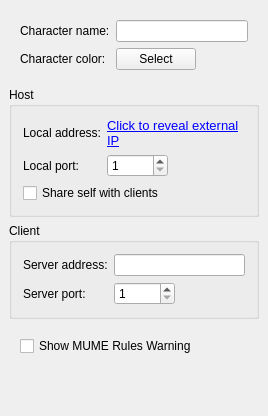
Before: the Qt Designer form src/preferences/groupmanagerpage.ui in MUME/MMapper, drawn with Qt 5.
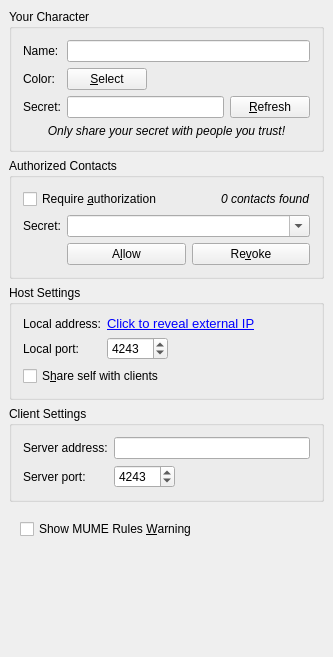
After: the same form once the commit is applied.

Commit message: Group Manager now supports encryption and authorization

The edit to the form file:
```diff
--- a/src/preferences/groupmanagerpage.ui
+++ b/src/preferences/groupmanagerpage.ui
@@ -2,17 +2,13 @@
 <ui version="4.0">
  <class>GroupManagerPage</class>
  <widget class="QWidget" name="GroupManagerPage">
-  <property name="sizePolicy">
-   <sizepolicy hsizetype="Preferred" vsizetype="Preferred">
-    <horstretch>0</horstretch>
-    <verstretch>0</verstretch>
-   </sizepolicy>
-  </property>
-  <property name="minimumSize">
-   <size>
-    <width>0</width>
-    <height>0</height>
-   </size>
+  <property name="geometry">
+   <rect>
+    <x>0</x>
+    <y>0</y>
+    <width>333</width>
+    <height>657</height>
+   </rect>
   </property>
   <property name="windowTitle">
    <string>GroupManager Settings</string>
@@ -34,33 +30,48 @@
     <number>9</number>
    </property>
    <item>
-    <widget class="QFrame" name="frame_3">
+    <widget class="QGroupBox" name="identitiesGroupBox">
+     <property name="title">
+      <string>Your Character</string>
+     </property>
      <layout class="QGridLayout">
-      <item row="0" column="1" colspan="3">
-       <widget class="QLineEdit" name="charName"/>
+      <item row="6" column="0" colspan="3">
+       <widget class="QLabel" name="label_9">
+        <property name="text">
+         <string>&lt;html&gt;&lt;head/&gt;&lt;body&gt;&lt;p align=&quot;center&quot;&gt;&lt;span style=&quot; font-style:italic;&quot;&gt;Only share your secret with people you trust!&lt;/span&gt;&lt;/p&gt;&lt;/body&gt;&lt;/html&gt;</string>
+        </property>
+        <property name="wordWrap">
+         <bool>true</bool>
+        </property>
+       </widget>
+      </item>
+      <item row="3" column="0">
+       <widget class="QLabel" name="label_6">
+        <property name="sizePolicy">
+         <sizepolicy hsizetype="Maximum" vsizetype="Preferred">
+          <horstretch>0</horstretch>
+          <verstretch>0</verstretch>
+         </sizepolicy>
+        </property>
+        <property name="text">
+         <string>Secret:</string>
+        </property>
+        <property name="buddy">
+         <cstring>secretLineEdit</cstring>
+        </property>
+       </widget>
       </item>
       <item row="0" column="0">
        <widget class="QLabel" name="label">
         <property name="text">
-         <string>Character name:</string>
+         <string>Name:</string>
         </property>
-       </widget>
-      </item>
-      <item row="1" column="0">
-       <widget class="QLabel" name="label_5">
-        <property name="text">
-         <string>Character color:</string>
+        <property name="buddy">
+         <cstring>charName</cstring>
         </property>
        </widget>
       </item>
-      <item row="1" column="1">
-       <widget class="QPushButton" name="changeColor">
-        <property name="text">
-         <string>Select</string>
-        </property>
-       </widget>
-      </item>
-      <item row="1" column="2">
+      <item row="2" column="2">
        <spacer name="horizontalSpacer">
         <property name="orientation">
          <enum>Qt::Horizontal</enum>
@@ -73,13 +84,185 @@
         </property>
        </spacer>
       </item>
+      <item row="2" column="1">
+       <widget class="QPushButton" name="changeColor">
+        <property name="text">
+         <string>&amp;Select</string>
+        </property>
+       </widget>
+      </item>
+      <item row="0" column="1" colspan="2">
+       <widget class="QLineEdit" name="charName"/>
+      </item>
+      <item row="2" column="0">
+       <widget class="QLabel" name="label_5">
+        <property name="text">
+         <string>Color:</string>
+        </property>
+        <property name="buddy">
+         <cstring>changeColor</cstring>
+        </property>
+       </widget>
+      </item>
+      <item row="3" column="1" colspan="2">
+       <widget class="QFrame" name="frame">
+        <property name="minimumSize">
+         <size>
+          <width>0</width>
+          <height>0</height>
+         </size>
+        </property>
+        <property name="toolTip">
+         <string>This secret identifies you to other players</string>
+        </property>
+        <property name="frameShape">
+         <enum>QFrame::NoFrame</enum>
+        </property>
+        <property name="frameShadow">
+         <enum>QFrame::Plain</enum>
+        </property>
+        <property name="lineWidth">
+         <number>0</number>
+        </property>
+        <layout class="QHBoxLayout" name="horizontalLayout">
+         <property name="leftMargin">
+          <number>0</number>
+         </property>
+         <property name="topMargin">
+          <number>0</number>
+         </property>
+         <property name="rightMargin">
+          <number>0</number>
+         </property>
+         <property name="bottomMargin">
+          <number>0</number>
+         </property>
+         <item>
+          <widget class="QLineEdit" name="secretLineEdit">
+           <property name="acceptDrops">
+            <bool>false</bool>
+           </property>
+           <property name="readOnly">
+            <bool>true</bool>
+           </property>
+          </widget>
+         </item>
+         <item>
+          <widget class="QPushButton" name="refreshButton">
+           <property name="toolTip">
+            <string>Create a new secret to identify yourself</string>
+           </property>
+           <property name="text">
+            <string>&amp;Refresh</string>
+           </property>
+          </widget>
+         </item>
+        </layout>
+       </widget>
+      </item>
      </layout>
     </widget>
    </item>
    <item>
-    <widget class="QGroupBox" name="groupBox">
+    <widget class="QGroupBox" name="allowedGroupBox">
      <property name="title">
-      <string>Host</string>
+      <string>Authorized Contacts</string>
+     </property>
+     <layout class="QGridLayout" name="gridLayout">
+      <item row="1" column="0">
+       <widget class="QLabel" name="label_8">
+        <property name="sizePolicy">
+         <sizepolicy hsizetype="Maximum" vsizetype="Preferred">
+          <horstretch>0</horstretch>
+          <verstretch>0</verstretch>
+         </sizepolicy>
+        </property>
+        <property name="text">
+         <string>Secret:</string>
+        </property>
+        <property name="buddy">
+         <cstring>allowedComboBox</cstring>
+        </property>
+       </widget>
+      </item>
+      <item row="2" column="1" colspan="2">
+       <widget class="QFrame" name="frame_2">
+        <property name="frameShape">
+         <enum>QFrame::NoFrame</enum>
+        </property>
+        <property name="frameShadow">
+         <enum>QFrame::Plain</enum>
+        </property>
+        <property name="lineWidth">
+         <number>0</number>
+        </property>
+        <layout class="QHBoxLayout" name="horizontalLayout_2">
+         <property name="leftMargin">
+          <number>0</number>
+         </property>
+         <property name="topMargin">
+          <number>0</number>
+         </property>
+         <property name="rightMargin">
+          <number>0</number>
+         </property>
+         <property name="bottomMargin">
+          <number>0</number>
+         </property>
+         <item>
+          <widget class="QPushButton" name="allowSecret">
+           <property name="text">
+            <string>A&amp;llow</string>
+           </property>
+          </widget>
+         </item>
+         <item>
+          <widget class="QPushButton" name="revokeSecret">
+           <property name="text">
+            <string>Re&amp;voke</string>
+           </property>
+          </widget>
+         </item>
+        </layout>
+       </widget>
+      </item>
+      <item row="1" column="1" colspan="2">
+       <widget class="QComboBox" name="allowedComboBox">
+        <property name="editable">
+         <bool>true</bool>
+        </property>
+       </widget>
+      </item>
+      <item row="0" column="0" colspan="2">
+       <widget class="QCheckBox" name="authorizationCheckBox">
+        <property name="toolTip">
+         <string>Only allow authorized contacts who have shared their secrets with you beforehand</string>
+        </property>
+        <property name="text">
+         <string>Require &amp;authorization</string>
+        </property>
+       </widget>
+      </item>
+      <item row="0" column="2">
+       <widget class="QLabel" name="secretCountLabel">
+        <property name="sizePolicy">
+         <sizepolicy hsizetype="Maximum" vsizetype="Preferred">
+          <horstretch>0</horstretch>
+          <verstretch>0</verstretch>
+         </sizepolicy>
+        </property>
+        <property name="text">
+         <string>&lt;i&gt;0 contacts found&lt;/i&gt;</string>
+        </property>
+       </widget>
+      </item>
+     </layout>
+    </widget>
+   </item>
+   <item>
+    <widget class="QGroupBox" name="hostGroupBox">
+     <property name="title">
+      <string>Host Settings</string>
      </property>
      <property name="alignment">
       <set>Qt::AlignLeading|Qt::AlignLeft|Qt::AlignTop</set>
@@ -94,13 +277,6 @@
       <bool>false</bool>
      </property>
      <layout class="QGridLayout">
-      <item row="0" column="0">
-       <widget class="QLabel" name="label_7">
-        <property name="text">
-         <string>Local address:</string>
-        </property>
-       </widget>
-      </item>
       <item row="1" column="1">
        <widget class="QSpinBox" name="localPort">
         <property name="sizePolicy">
@@ -115,20 +291,17 @@
         <property name="maximum">
          <number>10000</number>
         </property>
+        <property name="value">
+         <number>4243</number>
+        </property>
        </widget>
       </item>
-      <item row="1" column="2">
-       <spacer>
-        <property name="orientation">
-         <enum>Qt::Horizontal</enum>
+      <item row="2" column="0" colspan="2">
+       <widget class="QCheckBox" name="shareSelfCheckBox">
+        <property name="text">
+         <string>S&amp;hare self with clients</string>
         </property>
-        <property name="sizeHint" stdset="0">
-         <size>
-          <width>40</width>
-          <height>20</height>
-         </size>
-        </property>
-       </spacer>
+       </widget>
       </item>
       <item row="0" column="1" colspan="2">
        <widget class="QLabel" name="localHost">
@@ -137,7 +310,7 @@
 &lt;html&gt;&lt;head&gt;&lt;meta name=&quot;qrichtext&quot; content=&quot;1&quot; /&gt;&lt;style type=&quot;text/css&quot;&gt;
 p, li { white-space: pre-wrap; }
 &lt;/style&gt;&lt;/head&gt;&lt;body style=&quot; font-family:'Cantarell'; font-size:11pt; font-weight:400; font-style:normal;&quot;&gt;
-&lt;p style=&quot; margin-top:0px; margin-bottom:0px; margin-left:0px; margin-right:0px; -qt-block-indent:0; text-indent:0px;&quot;&gt;&lt;a href=&quot;http://myexternalip.com/raw&quot;&gt;&lt;span style=&quot; font-family:'Sans'; font-size:10pt; text-decoration: underline; color:#0000ff;&quot;&gt;Click to reveal external IP&lt;/span&gt;&lt;/a&gt;&lt;/p&gt;&lt;/body&gt;&lt;/html&gt;</string>
+&lt;p style=&quot; margin-top:0px; margin-bottom:0px; margin-left:0px; margin-right:0px; -qt-block-indent:0; text-indent:0px;&quot;&gt;&lt;a href=&quot;https://www.google.com/search?q=what+is+my+ip+address&quot;&gt;&lt;span style=&quot; font-family:'Sans'; font-size:10pt; text-decoration: underline; color:#0000ff;&quot;&gt;Click to reveal external IP&lt;/span&gt;&lt;/a&gt;&lt;/p&gt;&lt;/body&gt;&lt;/html&gt;</string>
         </property>
         <property name="wordWrap">
          <bool>true</bool>
@@ -149,12 +322,31 @@
         <property name="text">
          <string>Local port:</string>
         </property>
+        <property name="buddy">
+         <cstring>localPort</cstring>
+        </property>
        </widget>
       </item>
-      <item row="2" column="0" colspan="2">
-       <widget class="QCheckBox" name="shareSelfCheckBox">
+      <item row="1" column="2">
+       <spacer>
+        <property name="orientation">
+         <enum>Qt::Horizontal</enum>
+        </property>
+        <property name="sizeHint" stdset="0">
+         <size>
+          <width>40</width>
+          <height>20</height>
+         </size>
+        </property>
+       </spacer>
+      </item>
+      <item row="0" column="0">
+       <widget class="QLabel" name="label_7">
         <property name="text">
-         <string>Share self with clients</string>
+         <string>Local address:</string>
+        </property>
+        <property name="buddy">
+         <cstring>localHost</cstring>
         </property>
        </widget>
       </item>
@@ -162,28 +354,34 @@
     </widget>
    </item>
    <item>
-    <widget class="QGroupBox" name="groupBox_2">
+    <widget class="QGroupBox" name="clientGroupBox">
      <property name="title">
-      <string>Client</string>
+      <string>Client Settings</string>
      </property>
      <layout class="QGridLayout">
+      <item row="1" column="0">
+       <widget class="QLabel" name="label_3">
+        <property name="text">
+         <string>Server port:</string>
+        </property>
+        <property name="buddy">
+         <cstring>remotePort</cstring>
+        </property>
+       </widget>
+      </item>
       <item row="0" column="0">
        <widget class="QLabel" name="label_2">
         <property name="text">
          <string>Server address:</string>
         </property>
+        <property name="buddy">
+         <cstring>remoteHost</cstring>
+        </property>
        </widget>
       </item>
       <item row="0" column="1" colspan="2">
        <widget class="QLineEdit" name="remoteHost"/>
       </item>
-      <item row="1" column="0">
-       <widget class="QLabel" name="label_3">
-        <property name="text">
-         <string>Server port:</string>
-        </property>
-       </widget>
-      </item>
       <item row="1" column="1">
        <widget class="QSpinBox" name="remotePort">
         <property name="minimum">
@@ -192,6 +390,9 @@
         <property name="maximum">
          <number>10000</number>
         </property>
+        <property name="value">
+         <number>4243</number>
+        </property>
        </widget>
       </item>
       <item row="1" column="2">
@@ -213,10 +414,10 @@
    <item>
     <widget class="QFrame" name="frame_4">
      <layout class="QGridLayout" name="_2">
-      <item row="0" column="0">
+      <item row="1" column="0">
        <widget class="QCheckBox" name="rulesWarning">
         <property name="text">
-         <string>Show MUME Rules Warning</string>
+         <string>Show MUME Rules &amp;Warning</string>
         </property>
        </widget>
       </item>
```
Left out of the diff: 15 changed lines with no effect on the pictures. The commit also changes 21 other files.
